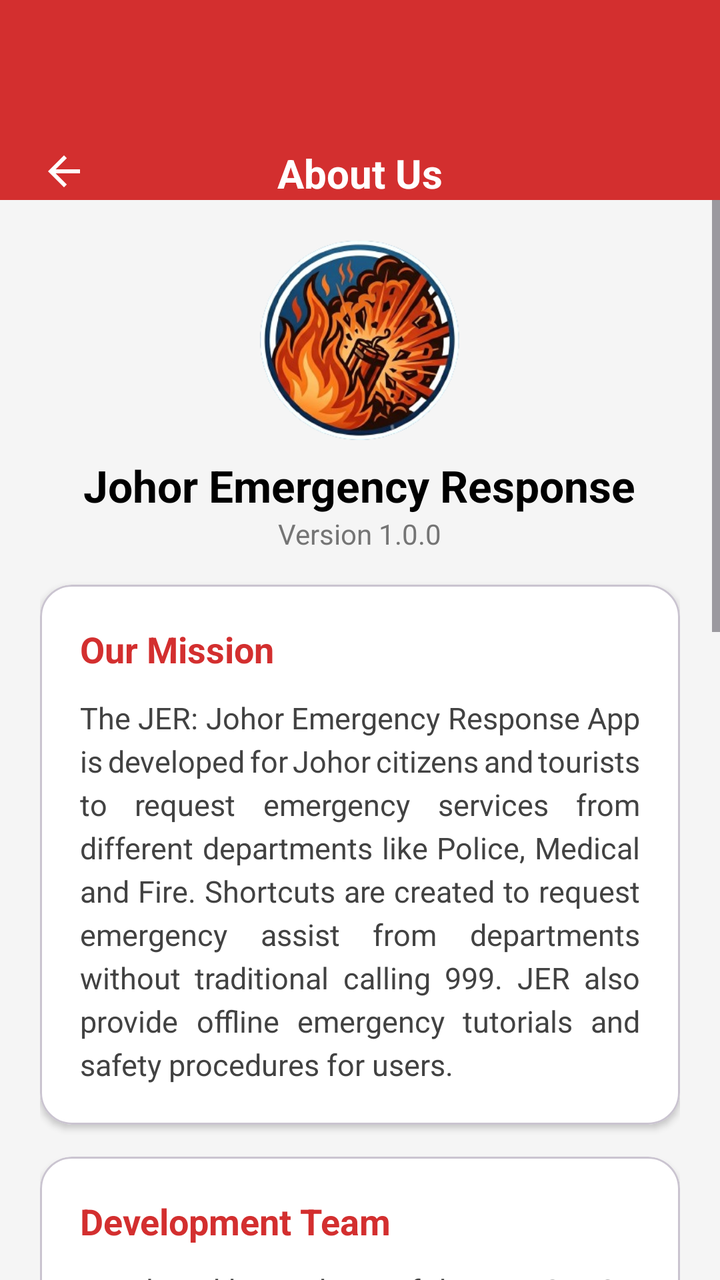
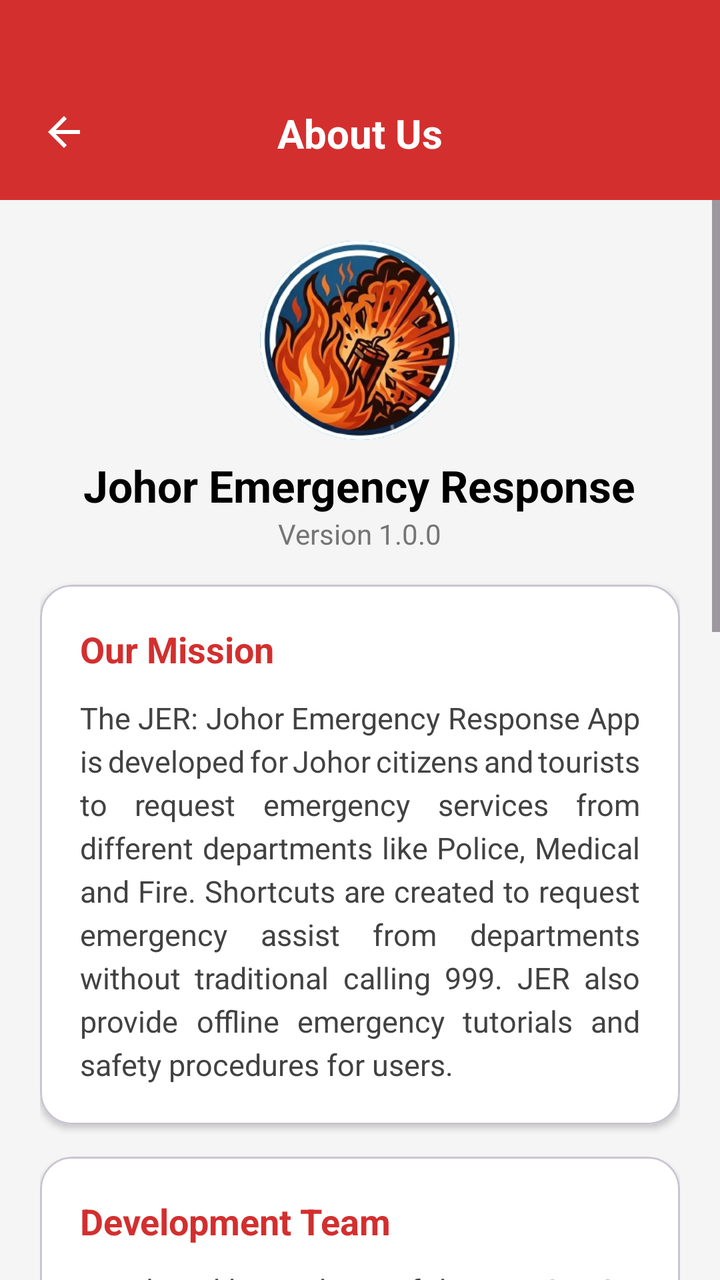

Two renders of the same Android screen: before a commit and after it. Below are the layout's source before the change and the commit's diff.
<!-- AndroidManifest.xml: application theme Theme.JERAPP -->
<!-- res/layout/activity_about.xml -->
<?xml version="1.0" encoding="utf-8"?>
<LinearLayout xmlns:android="http://schemas.android.com/apk/res/android"
    xmlns:app="http://schemas.android.com/apk/res-auto"
    android:layout_width="match_parent"
    android:layout_height="match_parent"
    android:orientation="vertical"
    android:background="#F5F5F5">

    
    <RelativeLayout
        android:layout_width="match_parent"
        android:layout_height="100dp"
        android:fitsSystemWindows="true"
        android:background="@color/primary">

        <ImageButton
            android:id="@+id/btnBackAbout"
            android:layout_width="48dp"
            android:layout_height="48dp"
            android:layout_alignParentBottom="true"
            android:layout_marginBottom="-10dp"
            android:layout_marginStart="8dp"
            android:background="?attr/selectableItemBackgroundBorderless"
            android:src="@drawable/ic_back"
            app:tint="@color/white" />

        <TextView
            android:layout_width="wrap_content"
            android:layout_height="wrap_content"
            android:layout_centerHorizontal="true"
            android:layout_alignParentBottom="true"
            android:text="About Us"
            android:textColor="@color/white"
            android:textSize="20sp"
            android:textStyle="bold" />
    </RelativeLayout>

    <ScrollView
        android:layout_width="match_parent"
        android:layout_height="match_parent"
        android:fillViewport="true">

        <LinearLayout
            android:layout_width="match_parent"
            android:layout_height="wrap_content"
            android:orientation="vertical"
            android:padding="20dp"
            android:gravity="center_horizontal">

            
            <ImageView
                android:layout_width="180dp"
                android:layout_height="100dp"
                android:layout_marginTop="0dp"
                android:src="@drawable/ic_firelogo" />

            <TextView
                android:layout_width="wrap_content"
                android:layout_height="wrap_content"
                android:layout_marginTop="8dp"
                android:text="Johor Emergency Response"
                android:textColor="@color/black"
                android:textSize="22sp"
                android:textStyle="bold" />

            <TextView
                android:layout_width="wrap_content"
                android:layout_height="wrap_content"
                android:text="Version 1.0.0"
                android:textColor="#757575"
                android:textSize="14sp" />

            
            <com.google.android.material.card.MaterialCardView
                android:layout_width="match_parent"
                android:layout_height="wrap_content"
                android:layout_marginTop="16dp"
                app:cardCornerRadius="16dp"
                app:cardElevation="2dp"
                app:cardBackgroundColor="@color/white">

                <LinearLayout
                    android:layout_width="match_parent"
                    android:layout_height="wrap_content"
                    android:orientation="vertical"
                    android:padding="20dp">

                    <TextView
                        android:layout_width="wrap_content"
                        android:layout_height="wrap_content"
                        android:text="Our Mission"
                        android:textColor="@color/primary"
                        android:textStyle="bold"
                        android:textSize="18sp" />

                    <TextView
                        android:layout_width="match_parent"
                        android:layout_height="wrap_content"
                        android:layout_marginTop="12dp"
                        android:text="The JER: Johor Emergency Response App is developed for Johor citizens and tourists to request emergency services from different departments like Police, Medical and Fire. Shortcuts are created to request emergency assist from departments without traditional calling 999. JER also provide offline emergency tutorials and safety procedures for users."
                        android:justificationMode="inter_word"
                        android:textColor="#424242"
                        android:textSize="15sp"
                        android:lineSpacingExtra="4dp" />

                </LinearLayout>
            </com.google.android.material.card.MaterialCardView>

            
            <com.google.android.material.card.MaterialCardView
                android:layout_width="match_parent"
                android:layout_height="wrap_content"
                android:layout_marginTop="16dp"
                app:cardCornerRadius="16dp"
                app:cardElevation="2dp"
                app:cardBackgroundColor="@color/white">

                <LinearLayout
                    android:layout_width="match_parent"
                    android:layout_height="wrap_content"
                    android:orientation="vertical"
                    android:padding="20dp">

                    <TextView
                        android:layout_width="wrap_content"
                        android:layout_height="wrap_content"
                        android:text="Development Team"
                        android:textColor="@color/primary"
                        android:textStyle="bold"
                        android:textSize="18sp" />

                    <TextView
                        android:layout_width="match_parent"
                        android:layout_height="wrap_content"
                        android:layout_marginTop="12dp"
                        android:text="Developed by students of the UTMSPACE, Universiti Teknologi Malaysia."
                        android:justificationMode="inter_word"
                        android:textColor="#424242"
                        android:textSize="15sp"
                        android:lineSpacingExtra="4dp"/>

                    <TextView
                        android:layout_width="match_parent"
                        android:layout_height="wrap_content"
                        android:gravity="center_horizontal"
                        android:layout_marginTop="12dp"
                        android:text="DSPD 2794: Project"
                        android:textColor="#424242"
                        android:textSize="15sp"
                        android:lineSpacingExtra="4dp"/>

                    <TextView
                        android:layout_width="match_parent"
                        android:layout_height="wrap_content"
                        android:gravity="center_horizontal"
                        android:layout_marginTop="12dp"
                        android:text="Group 20"
                        android:textColor="#424242"
                        android:textSize="15sp"
                        android:lineSpacingExtra="4dp"/>

                    
                    <GridLayout
                        android:layout_width="match_parent"
                        android:layout_height="wrap_content"
                        android:layout_marginTop="20dp"
                        android:columnCount="1"
                        android:rowCount="4"
                        android:alignmentMode="alignMargins"
                        android:columnOrderPreserved="false">

                        
                        <LinearLayout
                            android:layout_width="0dp"
                            android:layout_height="wrap_content"
                            android:layout_columnWeight="1"
                            android:gravity="center"
                            android:orientation="vertical"
                            android:padding="8dp">

                            <com.google.android.material.imageview.ShapeableImageView
                                android:id="@+id/imgMember1"
                                android:layout_width="80dp"
                                android:layout_height="80dp"
                                android:scaleType="centerCrop"
                                android:src="@drawable/ic_person1"
                                app:shapeAppearanceOverlay="@style/CircleImage" />

                            <TextView
                                android:layout_width="wrap_content"
                                android:layout_height="wrap_content"
                                android:layout_marginTop="8dp"
                                android:text="Choy Yu Heng"
                                android:textColor="@color/black"
                                android:textSize="14sp"
                                android:textStyle="bold"
                                android:gravity="center"/>

                            <TextView
                                android:layout_width="wrap_content"
                                android:layout_height="wrap_content"
                                android:text="Director &amp;\nLead Engineer"
                                android:textColor="@color/primary"
                                android:textSize="12sp"
                                android:gravity="center"/>
                        </LinearLayout>

                        
                        <LinearLayout
                            android:layout_width="0dp"
                            android:layout_height="wrap_content"
                            android:layout_columnWeight="1"
                            android:gravity="center"
                            android:orientation="vertical"
                            android:padding="8dp">

                            <com.google.android.material.imageview.ShapeableImageView
                                android:id="@+id/imgMember2"
                                android:layout_width="80dp"
                                android:layout_height="80dp"
                                android:scaleType="centerCrop"
                                android:src="@drawable/ic_person2"
                                app:shapeAppearanceOverlay="@style/CircleImage" />

                            <TextView
                                android:layout_width="wrap_content"
                                android:layout_height="wrap_content"
                                android:layout_marginTop="8dp"
                                android:text="Chong Jiunn Min"
                                android:textColor="@color/black"
                                android:textSize="14sp"
                                android:textStyle="bold"
                                android:gravity="center"/>

                            <TextView
                                android:layout_width="wrap_content"
                                android:layout_height="wrap_content"
                                android:text="Developer"
                                android:textColor="@color/primary"
                                android:textSize="12sp"
                                android:gravity="center"/>
                        </LinearLayout>

                        
                        <LinearLayout
                            android:layout_width="0dp"
                            android:layout_height="wrap_content"
                            android:layout_columnWeight="1"
                            android:gravity="center"
                            android:orientation="vertical"
                            android:padding="8dp">

                            <com.google.android.material.imageview.ShapeableImageView
                                android:id="@+id/imgMember3"
                                android:layout_width="80dp"
                                android:layout_height="80dp"
                                android:scaleType="centerCrop"
                                android:src="@drawable/ic_person3"
                                app:shapeAppearanceOverlay="@style/CircleImage" />

                            <TextView
                                android:layout_width="wrap_content"
                                android:layout_height="wrap_content"
                                android:layout_marginTop="8dp"
                                android:text="Chia Jing Xian"
                                android:textColor="@color/black"
                                android:textSize="14sp"
                                android:textStyle="bold"
                                android:gravity="center"/>

                            <TextView
                                android:layout_width="wrap_content"
                                android:layout_height="wrap_content"
                                android:text="Developer"
                                android:textColor="@color/primary"
                                android:textSize="12sp"
                                android:gravity="center"/>
                        </LinearLayout>

                        
                        <LinearLayout
                            android:layout_width="0dp"
                            android:layout_height="wrap_content"
                            android:layout_columnWeight="1"
                            android:gravity="center"
                            android:orientation="vertical"
                            android:padding="8dp">

                            <com.google.android.material.imageview.ShapeableImageView
                                android:id="@+id/imgMember4"
                                android:layout_width="80dp"
                                android:layout_height="80dp"
                                android:scaleType="centerCrop"
                                android:src="@drawable/ic_person4"
                                app:shapeAppearanceOverlay="@style/CircleImage" />

                            <TextView
                                android:layout_width="wrap_content"
                                android:layout_height="wrap_content"
                                android:layout_marginTop="8dp"
                                android:text="Dives A/L Balakrishnan"
                                android:textColor="@color/black"
                                android:textSize="14sp"
                                android:textStyle="bold"
                                android:gravity="center"/>

                            <TextView
                                android:layout_width="wrap_content"
                                android:layout_height="wrap_content"
                                android:text="Tester Lead"
                                android:textColor="@color/primary"
                                android:textSize="12sp"
                                android:gravity="center"/>
                        </LinearLayout>

                    </GridLayout>

                </LinearLayout>
            </com.google.android.material.card.MaterialCardView>

        <TextView
            android:layout_width="wrap_content"
            android:layout_height="wrap_content"
            android:layout_marginTop="40dp"
            android:layout_marginBottom="20dp"
            android:text="© 2026 JER - Choy Yu Heng. All rights reserved."
            android:textColor="#9E9E9E"
            android:textSize="12sp" />
        </LinearLayout>
    </ScrollView>
</LinearLayout>
<!-- resources referenced by this layout -->
<resources>
  <color name="black">#000000</color>
  <color name="primary">#D32F2F</color>
  <color name="white">#FFFFFF</color>
  <!-- drawable ic_back (drawable) -->
  <vector
      xmlns:android="http://schemas.android.com/apk/res/android"
      android:autoMirrored="true"
      android:height="24dp"
      android:tint="#FFFFFF"
      android:viewportHeight="24"
      android:viewportWidth="24"
      android:width="24dp">
        
      <path
          android:fillColor="@android:color/white"
          android:pathData="M20,11H7.83l5.59,-5.59L12,4l-8,8 8,8 1.41,-1.41L7.83,13H20v-2z"/>
      
  </vector>
  <!-- drawable ic_firelogo: png bitmap (drawable, 108493 bytes) -->
  <!-- drawable ic_person1: png bitmap (drawable, 208732 bytes) -->
  <!-- drawable ic_person2: jpeg bitmap (drawable, 59842 bytes) -->
  <!-- drawable ic_person3: jpeg bitmap (drawable, 64535 bytes) -->
  <!-- drawable ic_person4: jpeg bitmap (drawable, 54076 bytes) -->
  <style name="CircleImage" parent="">
          <item name="cornerSize">50%</item>
      </style>
  <style name="Theme.JERAPP" parent="Theme.Material3.DayNight.NoActionBar">
          
          <item name="colorPrimary">@color/primary</item>
          <item name="android:statusBarColor">@color/primary</item>
  
          
          <item name="android:windowLightStatusBar">false</item>
  
          
          <item name="android:navigationBarColor">@color/background</item>
          <item name="android:windowLightNavigationBar">true</item>
      </style>
  <color name="background">#FFFBFF</color>
</resources>

<!-- the commit's change to res/layout/activity_about.xml (unified diff, before → after) -->
@@ -18,7 +18,7 @@
             android:layout_width="48dp"
             android:layout_height="48dp"
             android:layout_alignParentBottom="true"
-            android:layout_marginBottom="-10dp"
+            android:layout_marginBottom="10dp"
             android:layout_marginStart="8dp"
             android:background="?attr/selectableItemBackgroundBorderless"
             android:src="@drawable/ic_back"
@@ -29,6 +29,7 @@
             android:layout_height="wrap_content"
             android:layout_centerHorizontal="true"
             android:layout_alignParentBottom="true"
+            android:layout_marginBottom="20dp"
             android:text="About Us"
             android:textColor="@color/white"
             android:textSize="20sp"
